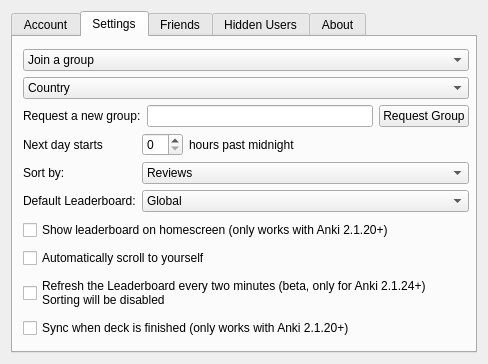
Before: the Qt Designer form designer/setup.ui in ThoreBor/Anki_Leaderboard, drawn with Qt 5.
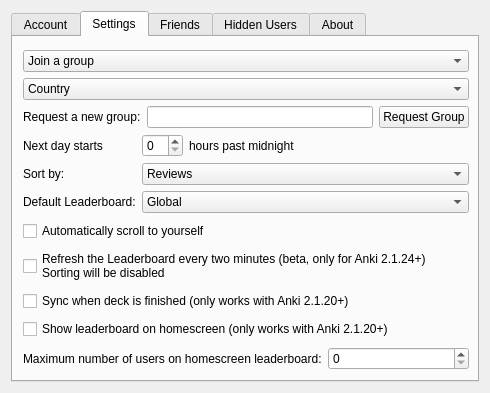
After: the same form once the commit is applied. The open tabs and pages were chosen to show the change. Icons and pictures are not drawn.

Commit message: max users one homescreen leaderboard

Patch:
```diff
--- a/designer/setup.ui
+++ b/designer/setup.ui
@@ -6,8 +6,8 @@
    <rect>
     <x>0</x>
     <y>0</y>
-    <width>488</width>
-    <height>364</height>
+    <width>490</width>
+    <height>393</height>
    </rect>
   </property>
   <property name="sizePolicy">
@@ -232,13 +232,13 @@
       <attribute name="title">
        <string>Settings</string>
       </attribute>
-      <widget class="QWidget" name="layoutWidget">
+      <widget class="QWidget" name="">
        <property name="geometry">
         <rect>
          <x>10</x>
-         <y>10</y>
+         <y>11</y>
          <width>446</width>
-         <height>294</height>
+         <height>324</height>
         </rect>
        </property>
        <layout class="QVBoxLayout" name="verticalLayout_3">
@@ -399,13 +399,6 @@
           </item>
          </layout>
         </item>
-        <item>
-         <widget class="QCheckBox" name="LB_DeckBrowser">
-          <property name="text">
-           <string>Show leaderboard on homescreen (only works with Anki 2.1.20+)</string>
-          </property>
-         </widget>
-        </item>
         <item>
          <widget class="QCheckBox" name="scroll">
           <property name="text">
@@ -431,6 +424,27 @@
           </property>
          </widget>
         </item>
+        <item>
+         <widget class="QCheckBox" name="LB_DeckBrowser">
+          <property name="text">
+           <string>Show leaderboard on homescreen (only works with Anki 2.1.20+)</string>
+          </property>
+         </widget>
+        </item>
+        <item>
+         <layout class="QHBoxLayout" name="horizontalLayout">
+          <item>
+           <widget class="QLabel" name="maxUsers_Label">
+            <property name="text">
+             <string>Maximum number of users on homescreen leaderboard:</string>
+            </property>
+           </widget>
+          </item>
+          <item>
+           <widget class="QSpinBox" name="maxUsers"/>
+          </item>
+         </layout>
+        </item>
        </layout>
       </widget>
      </widget>
```
